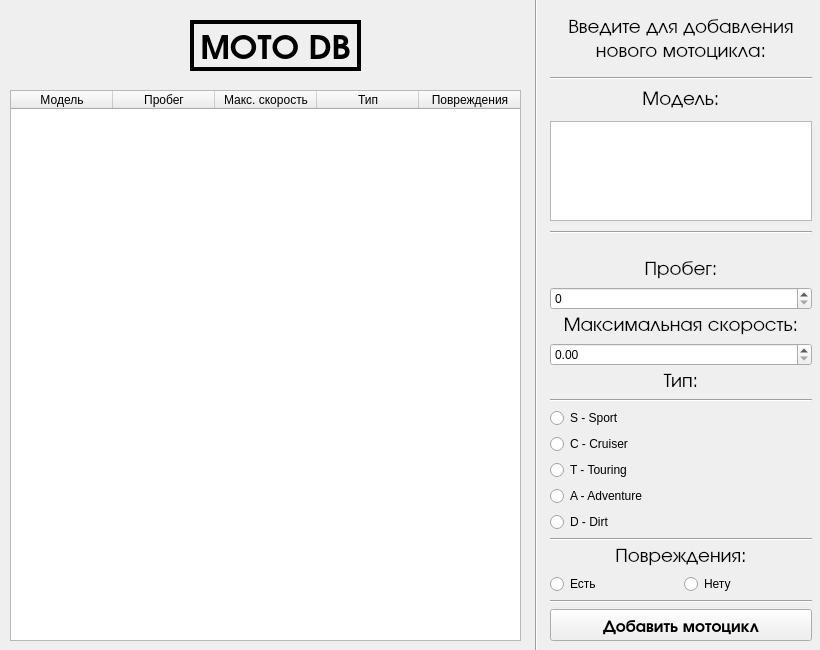
The window that LabWork_6/Task_1/mainwindow.ui (Max2772/FoA-P-2-Semester-) describes before a commit, drawn with Qt 5.
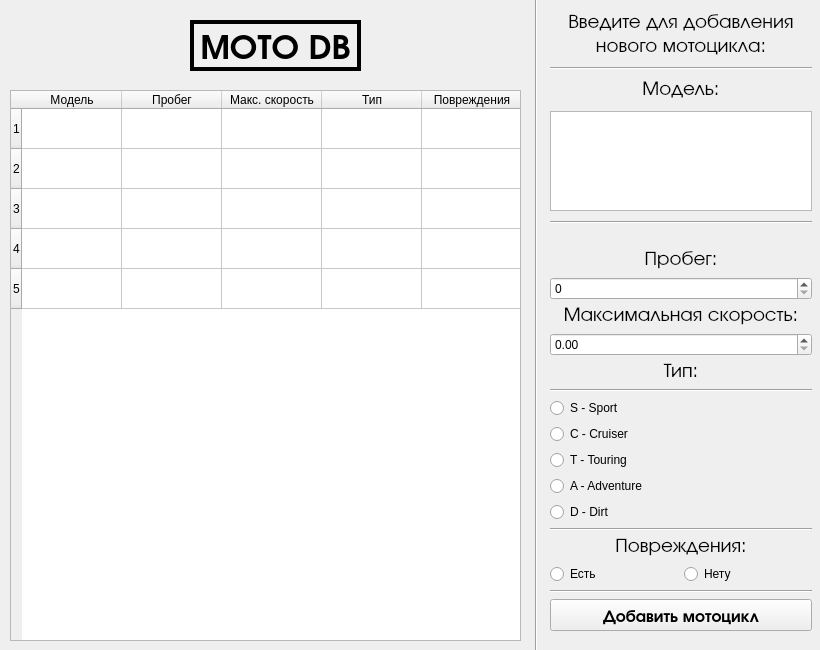
The same window after the commit. Icons and pictures are not drawn.

Patch:
```diff
--- a/LabWork_6/Task_1/mainwindow.ui
+++ b/LabWork_6/Task_1/mainwindow.ui
@@ -48,14 +48,39 @@
      <number>21</number>
     </attribute>
     <attribute name="horizontalHeaderDefaultSectionSize">
-     <number>102</number>
+     <number>100</number>
     </attribute>
     <attribute name="verticalHeaderMinimumSectionSize">
      <number>18</number>
     </attribute>
     <attribute name="verticalHeaderDefaultSectionSize">
-     <number>30</number>
+     <number>40</number>
     </attribute>
+    <row>
+     <property name="text">
+      <string>1</string>
+     </property>
+    </row>
+    <row>
+     <property name="text">
+      <string>2</string>
+     </property>
+    </row>
+    <row>
+     <property name="text">
+      <string>3</string>
+     </property>
+    </row>
+    <row>
+     <property name="text">
+      <string>4</string>
+     </property>
+    </row>
+    <row>
+     <property name="text">
+      <string>5</string>
+     </property>
+    </row>
     <column>
      <property name="text">
       <string>Модель</string>
@@ -130,7 +155,7 @@
       <x>550</x>
       <y>10</y>
       <width>262</width>
-      <height>631</height>
+      <height>621</height>
      </rect>
     </property>
     <layout class="QVBoxLayout" name="verticalLayout">
@@ -218,8 +243,7 @@
             <enum>QPlainTextEdit::WidgetWidth</enum>
            </property>
            <property name="plainText">
-            <string>
-</string>
+            <string/>
            </property>
           </widget>
          </item>
```
Left out of the diff: 6 changed lines with no effect on the pictures.
